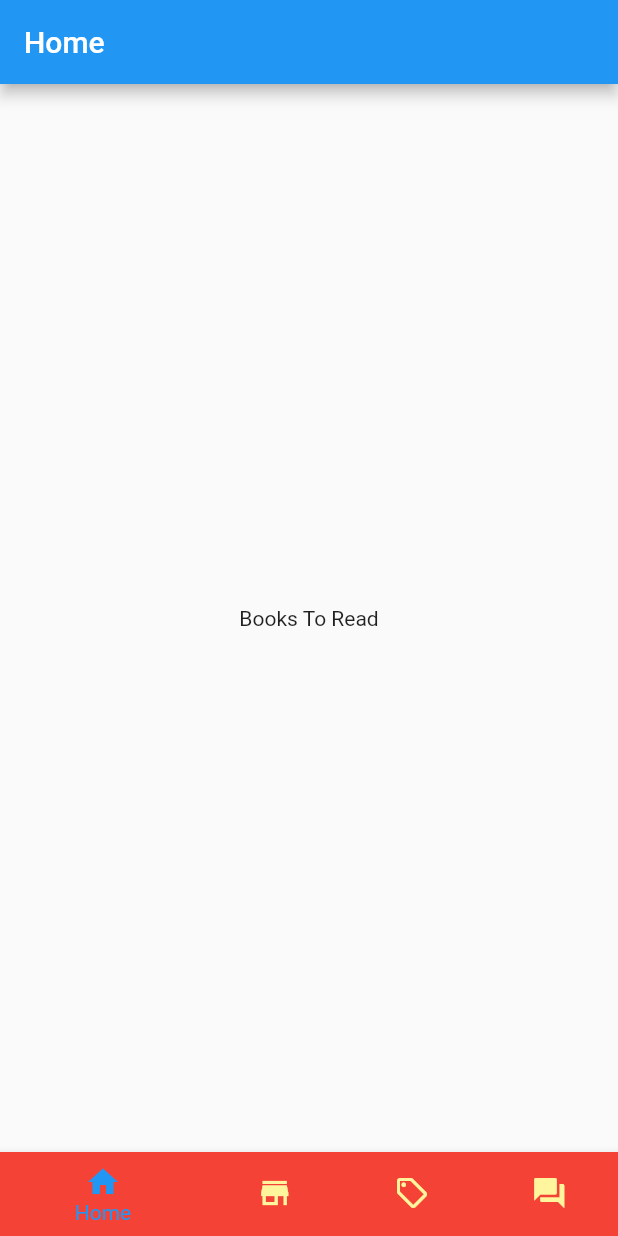
After one commit to Mohamudsharif010/Boksi, a Flutter app: the screen it shows after launch, after a tap on "Login", on a phone screen of 412 x 824 dp. The commit adds this screen. Run offline on Flutter 3.47's test engine with Material 2 defaults, Android fonts, the phone set to English and light mode, and no system bars.

Commit message:
Home Page and Sells commit

```diff
--- a/lib/screens/home.dart
+++ b/lib/screens/home.dart
@@ -1,13 +1,83 @@
+import 'package:boksi/screens/login/login.dart';
+import 'package:boksi/screens/sell.dart';
+import 'package:boksi/screens/sign%20up/signup.dart';
 import 'package:flutter/material.dart';
 
 class HomePage extends StatelessWidget {
   const HomePage({Key? key}) : super(key: key);
 
+  static const String _title = 'Flutter Code Sample';
+
   @override
   Widget build(BuildContext context) {
-    return Material(
-      color: Colors.red,
-      child: Center(child: Text('Welcome Home')),
+    return const MaterialApp(
+      debugShowCheckedModeBanner: false,
+      title: _title,
+      home: MyStatefulWidget(),
     );
   }
 }
+
+class MyStatefulWidget extends StatefulWidget {
+  const MyStatefulWidget({Key? key}) : super(key: key);
+
+  @override
+  State<MyStatefulWidget> createState() => _MyStatefulWidgetState();
+}
+
+class _MyStatefulWidgetState extends State<MyStatefulWidget> {
+  int selectedPage = 0;
+
+  final _pageOptions = [SalesPage(), OurLogin()];
+
+  // void _onItemTapped(int index) {
+  //   setState(() {
+  //     _selectedIndex = index;
+  //   });
+  // }
+
+  @override
+  Widget build(BuildContext context) {
+    return Scaffold(
+        appBar: AppBar(
+          title: const Text('Home'),
+        ),
+        body: _pageOptions[selectedPage],
+        bottomNavigationBar: BottomNavigationBar(
+          items: const <BottomNavigationBarItem>[
+            BottomNavigationBarItem(
+              icon: Icon(Icons.home),
+              label: 'Home',
+              backgroundColor: Colors.red,
+            ),
+            BottomNavigationBarItem(
+              icon: Icon(Icons.store),
+              label: 'Borrow',
+              backgroundColor: Colors.green,
+            ),
+            BottomNavigationBarItem(
+              icon: Icon(
+                Icons.sell_outlined,
+              ),
+              label: 'Sell',
+              backgroundColor: Colors.purple,
+            ),
+            BottomNavigationBarItem(
+              icon: Icon(Icons.forum),
+              label: 'Discussion',
+              backgroundColor: Colors.pink,
+            ),
+          ],
+          selectedItemColor: Colors.blue,
+          elevation: 5.0,
+          unselectedItemColor: Colors.yellow[200],
+          currentIndex: selectedPage,
+          backgroundColor: Colors.white,
+          onTap: (index) {
+            setState(() {
+              selectedPage = index;
+            });
+          },
+        ));
+  }
+}
--- /dev/null
+++ b/lib/screens/sell.dart
@@ -0,0 +1,21 @@
+import 'package:flutter/material.dart';
+
+class SalesPage extends StatefulWidget {
+  const SalesPage({Key? key}) : super(key: key);
+
+  @override
+  State<SalesPage> createState() => _SalesPageState();
+}
+
+class _SalesPageState extends State<SalesPage> {
+  @override
+  Widget build(BuildContext context) {
+    return Scaffold(
+      body: Center(
+        child: const Text(
+          'Books To Read',
+        ),
+      ),
+    );
+  }
+}
--- a/lib/screens/sign up/signup.dart
+++ b/lib/screens/sign up/signup.dart
@@ -1,6 +1,5 @@
+import 'package:boksi/screens/login/login.dart';
 import 'package:flutter/material.dart';
-
-import '../home.dart';
 
 class OurSignup extends StatelessWidget {
   const OurSignup({Key? key}) : super(key: key);
@@ -85,14 +84,15 @@ class _MyStatefulWidgetState extends State<MyStatefulWidget> {
                 ),
               ),
             ),
+            SizedBox(height: 20),
             Container(
                 height: 50,
                 padding: const EdgeInsets.fromLTRB(10, 0, 10, 0),
                 child: ElevatedButton(
-                  child: const Text('Login'),
+                  child: const Text('Sign up'),
                   onPressed: () {
                     Navigator.of(context).push(MaterialPageRoute(
-                      builder: (context) => HomePage(),
+                      builder: (context) => OurLogin(),
                     ));
                   },
                 )),
@@ -106,7 +106,7 @@ class _MyStatefulWidgetState extends State<MyStatefulWidget> {
                   ),
                   onPressed: () {
                     Navigator.of(context).push(MaterialPageRoute(
-                      builder: (context) => OurSignup(),
+                      builder: (context) => OurLogin(),
                     ));
                   },
                 )
--- a/pubspec.yaml
+++ b/pubspec.yaml
@@ -39,7 +39,7 @@ dev_dependencies:
   flutter_test:
     sdk: flutter
 
-  flutter_launcher_icons: ^0.9.0
+  flutter_launcher_icons: ^0.9.2
 
 flutter_icons:
   image_path: "assets/book.png"
```
Also changed, not shown: 59 other files.
